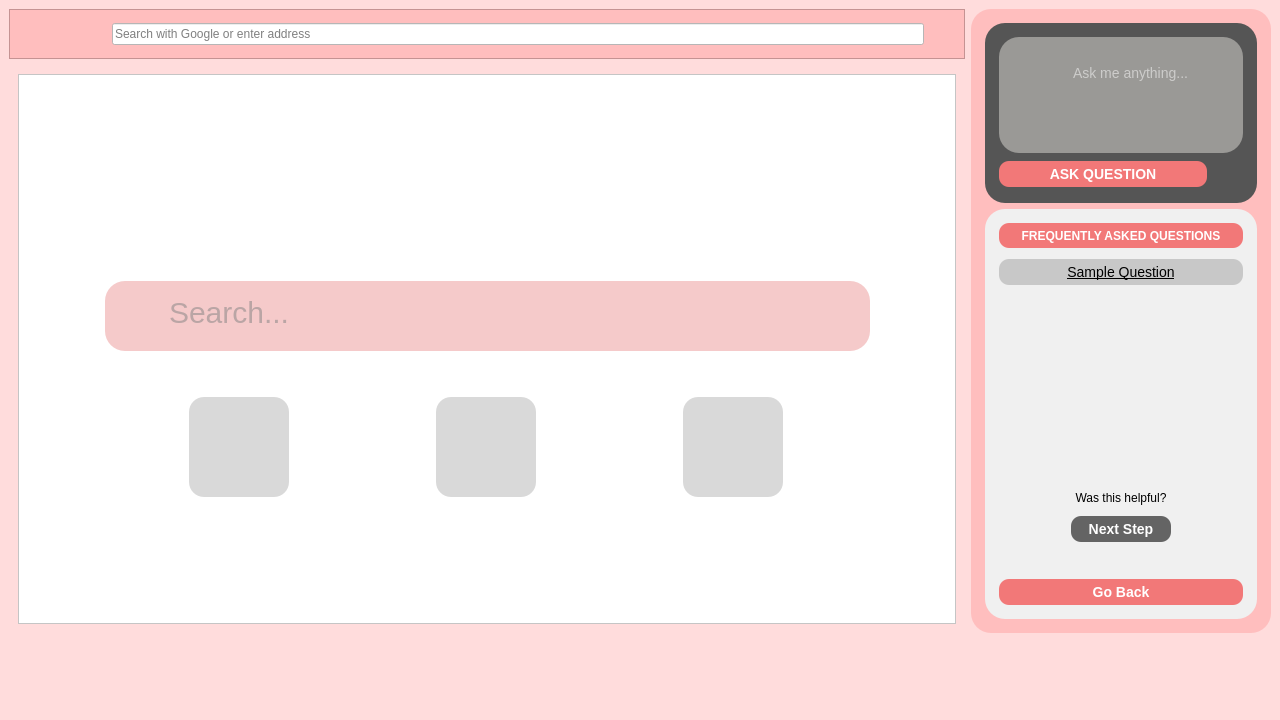
Above: assets/UI/MainPage.ui from AlexShem247/wise-browse before the change. Below: the same form after it.
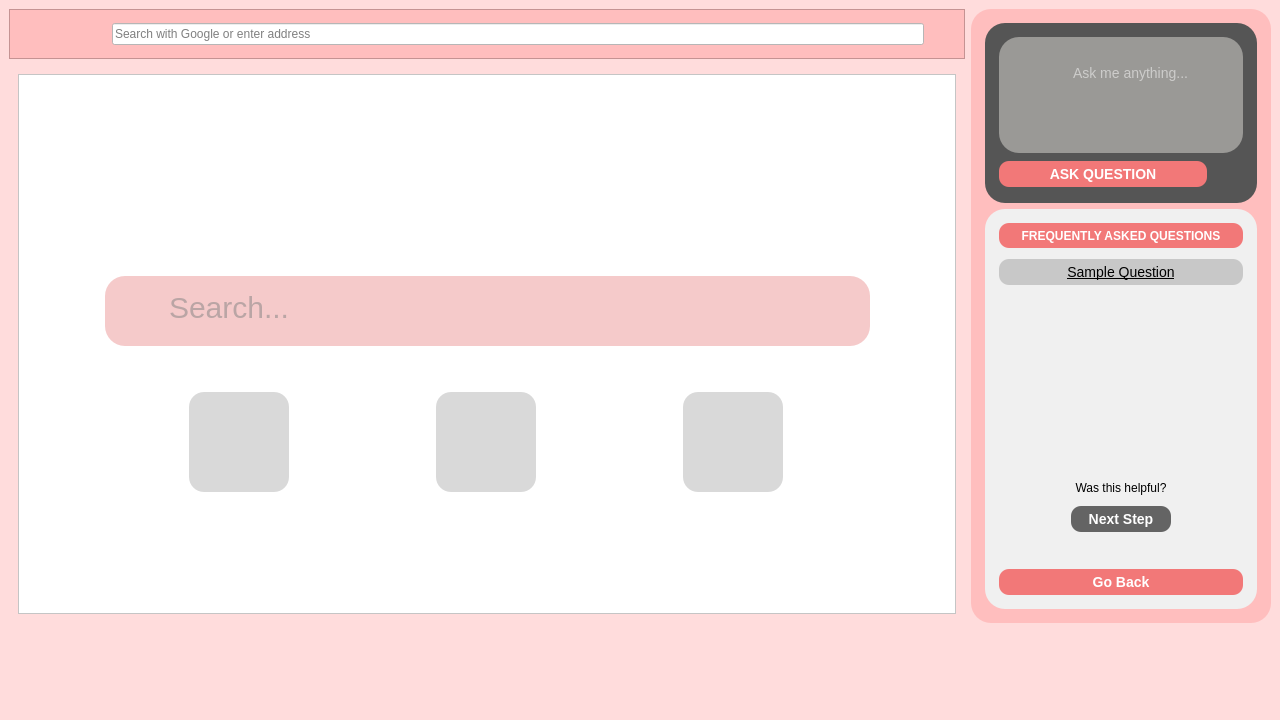
That is the form after the change. The open tabs and pages were chosen to show the change.

```diff
--- a/assets/UI/MainPage.ui
+++ b/assets/UI/MainPage.ui
@@ -269,7 +269,7 @@
                            </property>
                            <property name="sizeHint" stdset="0">
                             <size>
-                             <width>20</width>
+                             <width>10</width>
                              <height>60</height>
                             </size>
                            </property>
@@ -3084,14 +3084,14 @@
        <widget class="QPushButton" name="menuInternetBtn">
         <property name="minimumSize">
          <size>
-          <width>50</width>
-          <height>50</height>
+          <width>60</width>
+          <height>60</height>
          </size>
         </property>
         <property name="maximumSize">
          <size>
-          <width>50</width>
-          <height>50</height>
+          <width>60</width>
+          <height>60</height>
          </size>
         </property>
         <property name="layoutDirection">
```
Left out of the diff: 8 changed lines with no effect on the pictures.
